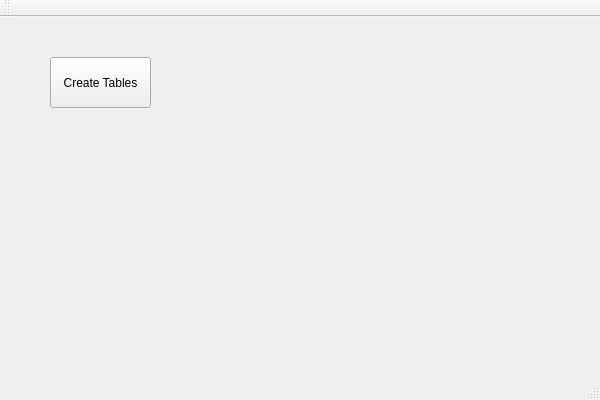
Old version of the form src/server/mainwindow.ui in the repository ZavZag-Messenger/ZavZag.
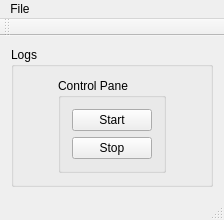
New version of the form. Icons and pictures are not drawn.

Diff of the .ui file:
```diff
--- a/src/server/mainwindow.ui
+++ b/src/server/mainwindow.ui
@@ -6,37 +6,109 @@
    <rect>
     <x>0</x>
     <y>0</y>
-    <width>600</width>
-    <height>400</height>
+    <width>224</width>
+    <height>202</height>
    </rect>
   </property>
   <property name="windowTitle">
    <string>CMainWindow</string>
   </property>
   <widget class="QWidget" name="centralWidget">
-   <widget class="QPushButton" name="pushButton">
-    <property name="geometry">
-     <rect>
-      <x>50</x>
-      <y>40</y>
-      <width>101</width>
-      <height>51</height>
-     </rect>
-    </property>
-    <property name="text">
-     <string>Create Tables</string>
-    </property>
-   </widget>
+   <layout class="QHBoxLayout" name="horizontalLayout_2">
+    <item>
+     <widget class="QGroupBox" name="groupBox_2">
+      <property name="title">
+       <string>Logs</string>
+      </property>
+      <layout class="QHBoxLayout" name="horizontalLayout">
+       <item>
+        <widget class="QGroupBox" name="groupBox">
+         <property name="sizePolicy">
+          <sizepolicy hsizetype="Fixed" vsizetype="Fixed">
+           <horstretch>0</horstretch>
+           <verstretch>0</verstretch>
+          </sizepolicy>
+         </property>
+         <property name="title">
+          <string>Control Pane</string>
+         </property>
+         <layout class="QVBoxLayout" name="verticalLayout_2" stretch="0">
+          <item>
+           <layout class="QVBoxLayout" name="verticalLayout">
+            <item>
+             <widget class="QPushButton" name="btnStart">
+              <property name="sizePolicy">
+               <sizepolicy hsizetype="Minimum" vsizetype="Maximum">
+                <horstretch>0</horstretch>
+                <verstretch>0</verstretch>
+               </sizepolicy>
+              </property>
+              <property name="maximumSize">
+               <size>
+                <width>99</width>
+                <height>23</height>
+               </size>
+              </property>
+              <property name="toolTip">
+               <string>&lt;html&gt;&lt;head/&gt;&lt;body&gt;&lt;p&gt;Start the Server&lt;/p&gt;&lt;/body&gt;&lt;/html&gt;</string>
+              </property>
+              <property name="styleSheet">
+               <string notr="true"/>
+              </property>
+              <property name="text">
+               <string>Start</string>
+              </property>
+             </widget>
+            </item>
+            <item>
+             <widget class="QPushButton" name="btnStop">
+              <property name="sizePolicy">
+               <sizepolicy hsizetype="Minimum" vsizetype="Expanding">
+                <horstretch>0</horstretch>
+                <verstretch>0</verstretch>
+               </sizepolicy>
+              </property>
+              <property name="maximumSize">
+               <size>
+                <width>16777215</width>
+                <height>23</height>
+               </size>
+              </property>
+              <property name="toolTip">
+               <string>&lt;html&gt;&lt;head/&gt;&lt;body&gt;&lt;p&gt;Stops the Server&lt;/p&gt;&lt;/body&gt;&lt;/html&gt;</string>
+              </property>
+              <property name="text">
+               <string>Stop</string>
+              </property>
+             </widget>
+            </item>
+           </layout>
+          </item>
+         </layout>
+        </widget>
+       </item>
+      </layout>
+     </widget>
+    </item>
+   </layout>
   </widget>
   <widget class="QMenuBar" name="menuBar">
    <property name="geometry">
     <rect>
      <x>0</x>
      <y>0</y>
-     <width>600</width>
+     <width>224</width>
      <height>21</height>
     </rect>
    </property>
+   <widget class="QMenu" name="menuFile">
+    <property name="title">
+     <string>File</string>
+    </property>
+    <addaction name="separator"/>
+    <addaction name="actionExit"/>
+   </widget>
+   <addaction name="menuFile"/>
   </widget>
   <widget class="QToolBar" name="mainToolBar">
    <attribute name="toolBarArea">
```
Left out of the diff: 11 changed lines with no effect on the pictures.
